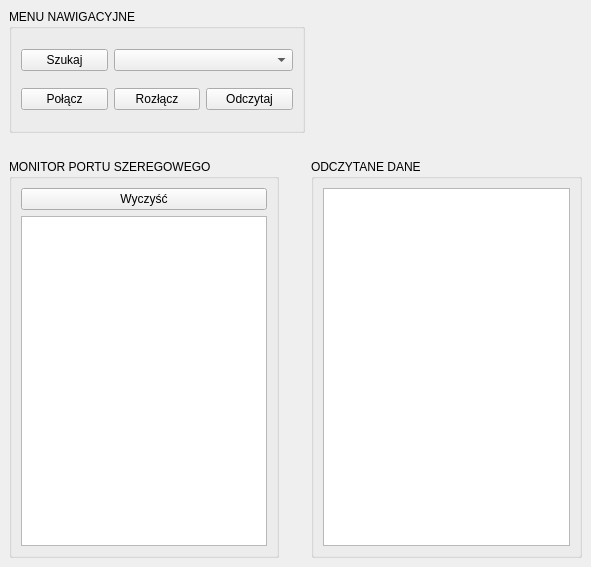
Old version of the form mainwindow.ui in the repository olala10/wds.
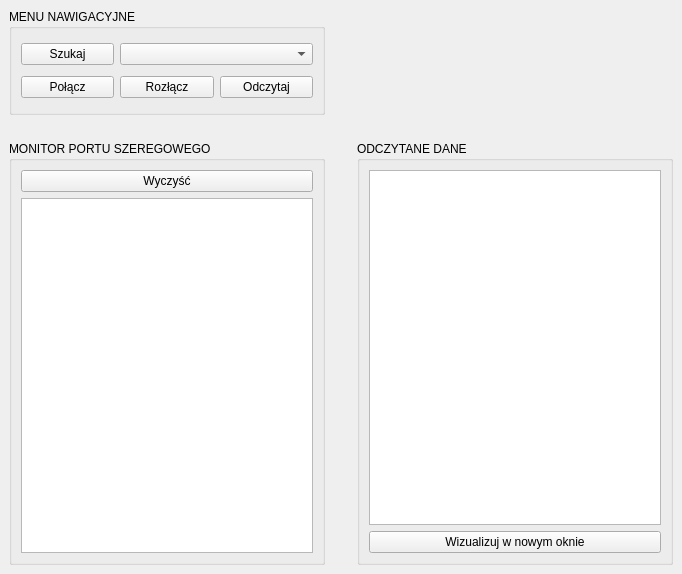
New version of the form.

```diff
--- a/mainwindow.ui
+++ b/mainwindow.ui
@@ -6,8 +6,8 @@
    <rect>
     <x>0</x>
     <y>0</y>
-    <width>591</width>
-    <height>567</height>
+    <width>682</width>
+    <height>574</height>
    </rect>
   </property>
   <property name="windowTitle">
@@ -17,66 +17,11 @@
    <string notr="true"/>
   </property>
   <widget class="QWidget" name="centralwidget">
+   <property name="styleSheet">
+    <string notr="true"/>
+   </property>
    <layout class="QGridLayout" name="gridLayout_2">
-    <item row="2" column="1" rowspan="2" colspan="2">
-     <spacer name="verticalSpacer">
-      <property name="orientation">
-       <enum>Qt::Vertical</enum>
-      </property>
-      <property name="sizeHint" stdset="0">
-       <size>
-        <width>20</width>
-        <height>399</height>
-       </size>
-      </property>
-     </spacer>
-    </item>
-    <item row="2" column="0" rowspan="2">
-     <widget class="QGroupBox" name="groupBox_2">
-      <property name="title">
-       <string>MONITOR PORTU SZEREGOWEGO</string>
-      </property>
-      <layout class="QGridLayout" name="gridLayout">
-       <item row="0" column="0">
-        <widget class="QPushButton" name="pushButtonClear">
-         <property name="text">
-          <string>Wyczyść</string>
-         </property>
-        </widget>
-       </item>
-       <item row="1" column="0">
-        <widget class="QTextEdit" name="textEditLogs"/>
-       </item>
-      </layout>
-     </widget>
-    </item>
-    <item row="1" column="0" colspan="4">
-     <spacer name="horizontalSpacer">
-      <property name="orientation">
-       <enum>Qt::Horizontal</enum>
-      </property>
-      <property name="sizeHint" stdset="0">
-       <size>
-        <width>566</width>
-        <height>20</height>
-       </size>
-      </property>
-     </spacer>
-    </item>
-    <item row="0" column="3">
-     <spacer name="horizontalSpacer_2">
-      <property name="orientation">
-       <enum>Qt::Horizontal</enum>
-      </property>
-      <property name="sizeHint" stdset="0">
-       <size>
-        <width>252</width>
-        <height>106</height>
-       </size>
-      </property>
-     </spacer>
-    </item>
-    <item row="0" column="0" colspan="3">
+    <item row="0" column="0">
      <widget class="QGroupBox" name="groupBox">
       <property name="acceptDrops">
        <bool>true</bool>
@@ -125,15 +70,80 @@
       </layout>
      </widget>
     </item>
-    <item row="2" column="3" rowspan="2">
+    <item row="0" column="2">
+     <spacer name="horizontalSpacer_2">
+      <property name="orientation">
+       <enum>Qt::Horizontal</enum>
+      </property>
+      <property name="sizeHint" stdset="0">
+       <size>
+        <width>252</width>
+        <height>106</height>
+       </size>
+      </property>
+     </spacer>
+    </item>
+    <item row="1" column="0" colspan="3">
+     <spacer name="horizontalSpacer">
+      <property name="orientation">
+       <enum>Qt::Horizontal</enum>
+      </property>
+      <property name="sizeHint" stdset="0">
+       <size>
+        <width>566</width>
+        <height>20</height>
+       </size>
+      </property>
+     </spacer>
+    </item>
+    <item row="2" column="0">
+     <widget class="QGroupBox" name="groupBox_2">
+      <property name="title">
+       <string>MONITOR PORTU SZEREGOWEGO</string>
+      </property>
+      <layout class="QGridLayout" name="gridLayout">
+       <item row="0" column="0">
+        <widget class="QPushButton" name="pushButtonClear">
+         <property name="text">
+          <string>Wyczyść</string>
+         </property>
+        </widget>
+       </item>
+       <item row="1" column="0">
+        <widget class="QTextEdit" name="textEditLogs"/>
+       </item>
+      </layout>
+     </widget>
+    </item>
+    <item row="2" column="1">
+     <spacer name="verticalSpacer">
+      <property name="orientation">
+       <enum>Qt::Vertical</enum>
+      </property>
+      <property name="sizeHint" stdset="0">
+       <size>
+        <width>20</width>
+        <height>399</height>
+       </size>
+      </property>
+     </spacer>
+    </item>
+    <item row="2" column="2">
      <widget class="QGroupBox" name="groupBox_3">
       <property name="title">
        <string>ODCZYTANE DANE</string>
       </property>
-      <layout class="QGridLayout" name="gridLayout_4">
-       <item row="0" column="0">
+      <layout class="QFormLayout" name="formLayout">
+       <item row="0" column="0" colspan="2">
         <widget class="QTextEdit" name="textEditData"/>
        </item>
+       <item row="1" column="0" colspan="2">
+        <widget class="QPushButton" name="pushButton">
+         <property name="text">
+          <string>Wizualizuj w nowym oknie</string>
+         </property>
+        </widget>
+       </item>
       </layout>
      </widget>
     </item>
```
